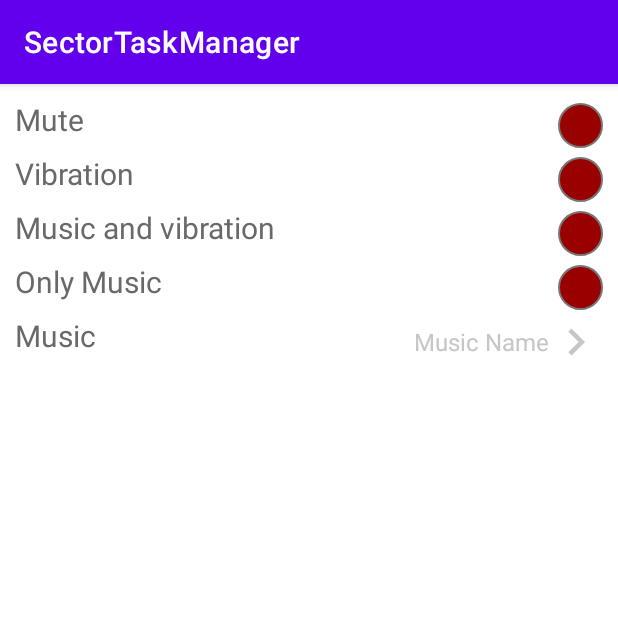
After one commit to HornyPony/SectorTaskManager, an Android app: the ChooseNotificationBehaviourActivity screen opened directly, with no data from a screen before it, on a phone screen of 412 x 824 dp, the top half of it. The commit adds this screen. Run offline under Robolectric (Android 15) with nearby library versions, the phone set to English and light mode, and no system bars.

Commit message:
Сделан экран выбора режима будильника

```diff
--- a/app/build.gradle
+++ b/app/build.gradle
@@ -11,6 +11,7 @@ android {
         targetSdkVersion 30
         versionCode 1
         versionName "1.0"
+        vectorDrawables.useSupportLibrary = true
 
         testInstrumentationRunner "androidx.test.runner.AndroidJUnitRunner"
     }
@@ -29,6 +30,7 @@ dependencies {
     implementation 'androidx.constraintlayout:constraintlayout:2.0.1'
     implementation 'androidx.viewpager2:viewpager2:1.0.0'
     implementation 'com.google.android.material:material:1.2.1'
+    implementation 'androidx.legacy:legacy-support-v4:1.0.0'
     testImplementation 'junit:junit:4.12'
     androidTestImplementation 'androidx.test.ext:junit:1.1.2'
     androidTestImplementation 'androidx.test.espresso:espresso-core:3.3.0'
--- a/app/src/main/java/com/example/sectortaskmanager/AddEventActivity.java
+++ b/app/src/main/java/com/example/sectortaskmanager/AddEventActivity.java
@@ -2,18 +2,30 @@ package com.example.sectortaskmanager;
 
 import androidx.appcompat.app.AppCompatActivity;
 
+import android.content.Intent;
 import android.os.Bundle;
 import android.view.View;
+import android.widget.Button;
 
 import com.google.android.material.floatingactionbutton.FloatingActionButton;
 
 public class AddEventActivity extends AppCompatActivity {
 FloatingActionButton addEventButton;
+Button chooseRingtoneButton;
     @Override
     protected void onCreate(Bundle savedInstanceState) {
         super.onCreate(savedInstanceState);
         setContentView(R.layout.activity_add_event);
+        chooseRingtoneButton = findViewById(R.id.chooseRingtoneButton);
+        chooseRingtoneButton.setOnClickListener(new View.OnClickListener() {
+            @Override
+            public void onClick(View view) {
+                Intent intent = new Intent(AddEventActivity.this, ChooseNotificationBehaviourActivity.class);
+                startActivity(intent);
+            }
+        });
+
+    }
 
 
-    }
 }
--- /dev/null
+++ b/app/src/main/java/com/example/sectortaskmanager/ChooseNotificationBehaviourActivity.java
@@ -0,0 +1,71 @@
+package com.example.sectortaskmanager;
+
+import androidx.appcompat.app.AppCompatActivity;
+import androidx.appcompat.widget.AppCompatCheckBox;
+import androidx.constraintlayout.widget.ConstraintLayout;
+
+import android.content.Intent;
+import android.os.Bundle;
+import android.view.View;
+
+public class ChooseNotificationBehaviourActivity extends AppCompatActivity {
+    AppCompatCheckBox muteCheckBox, vibrationCheckBox, musicAndVibrationCheckBox, musicCheckBox;
+    ConstraintLayout musicNameLayout;
+
+    @Override
+    protected void onCreate(Bundle savedInstanceState) {
+        super.onCreate(savedInstanceState);
+        setContentView(R.layout.activity_choose_notifications_behaviour);
+        muteCheckBox = findViewById(R.id.muteCheckBox);
+        vibrationCheckBox = findViewById(R.id.vibrationCheckBox);
+        musicAndVibrationCheckBox = findViewById(R.id.musicAndVibrationCheckBox);
+        musicCheckBox = findViewById(R.id.musicCheckBox);
+        musicNameLayout = findViewById(R.id.musicNameLayout);
+
+
+        View.OnClickListener onClickListener = new View.OnClickListener() {
+            @Override
+            public void onClick(View view) {
+                chooseElement(view);
+            }
+
+        };
+
+        muteCheckBox.setOnClickListener(onClickListener);
+        vibrationCheckBox.setOnClickListener(onClickListener);
+        musicAndVibrationCheckBox.setOnClickListener(onClickListener);
+        musicCheckBox.setOnClickListener(onClickListener);
+        musicNameLayout.setOnClickListener(onClickListener);
+    }
+
+    private void chooseElement(View view) {
+        switch (view.getId()) {
+            case R.id.muteCheckBox:
+                muteCheckBox.setChecked(true);
+                vibrationCheckBox.setChecked(false);
+                musicAndVibrationCheckBox.setChecked(false);
+                musicCheckBox.setChecked(false);
+                break;
+            case R.id.vibrationCheckBox:
+                muteCheckBox.setChecked(false);
+                vibrationCheckBox.setChecked(true);
+                musicAndVibrationCheckBox.setChecked(false);
+                musicCheckBox.setChecked(false);
+                break;
+            case R.id.musicAndVibrationCheckBox:
+                muteCheckBox.setChecked(false);
+                vibrationCheckBox.setChecked(false);
+                musicAndVibrationCheckBox.setChecked(true);
+                musicCheckBox.setChecked(false);
+                break;
+            case R.id.musicCheckBox:
+                muteCheckBox.setChecked(false);
+                vibrationCheckBox.setChecked(false);
+                musicAndVibrationCheckBox.setChecked(false);
+                musicCheckBox.setChecked(true);
+                break;
+            case R.id.musicNameLayout:
+                startActivity(new Intent(ChooseNotificationBehaviourActivity.this, ChooseSoundActivity.class));
+        }
+    }
+}
--- /dev/null
+++ b/app/src/main/java/com/example/sectortaskmanager/ChooseSoundActivity.java
@@ -0,0 +1,14 @@
+package com.example.sectortaskmanager;
+
+import androidx.appcompat.app.AppCompatActivity;
+
+import android.os.Bundle;
+
+public class ChooseSoundActivity extends AppCompatActivity {
+
+    @Override
+    protected void onCreate(Bundle savedInstanceState) {
+        super.onCreate(savedInstanceState);
+        setContentView(R.layout.activity_choose_sound);
+    }
+}
--- /dev/null
+++ b/app/src/main/res/drawable/checked.xml
@@ -0,0 +1,50 @@
+<?xml version="1.0" encoding="utf-8"?>
+<selector xmlns:android="http://schemas.android.com/apk/res/android">
+    <item android:state_checked="true">
+        <layer-list>
+            <item>
+                <shape android:shape="oval">
+                    <corners android:radius="1dp" />
+                    <stroke
+                        android:width="1dp"
+                        android:color="#777" />
+                    <gradient
+                        android:startColor="#990000"
+                        android:centerColor="#990000"
+                        android:endColor="#990000"
+                        android:angle="270" />
+                    <size
+                        android:width="30dp"
+                        android:height="30dp" />
+                </shape>
+            </item>
+
+            <item
+                android:width="8dp"
+                android:height="2dp"
+                android:top="20dp"
+                android:left="6dp">
+                <rotate
+                    android:fromDegrees="45">
+                    <shape android:shape="rectangle">
+                        <solid android:color="#fff"/>
+                    </shape>
+                </rotate>
+            </item>
+
+            <item
+                android:width="19dp"
+                android:height="2dp"
+                android:top="16dp"
+                android:left="9dp">
+                <rotate
+                    android:fromDegrees="-45">
+                    <shape android:shape="rectangle">
+                        <solid android:color="#fff"/>
+                    </shape>
+                </rotate>
+            </item>
+        </layer-list>
+    </item>
+
+</selector>
--- /dev/null
+++ b/app/src/main/res/drawable/custom_checkbox.xml
@@ -0,0 +1,9 @@
+<?xml version="1.0" encoding="utf-8"?>
+<selector xmlns:android="http://schemas.android.com/apk/res/android" >
+    <item android:state_checked="true"
+        android:drawable="@drawable/checked" />
+    <item android:state_pressed="true"
+        android:drawable="@drawable/checked" />
+    <item android:state_pressed="false"
+        android:drawable="@drawable/unchecked" />
+</selector>
--- /dev/null
+++ b/app/src/main/res/drawable/ic_baseline_check_24.xml
@@ -0,0 +1,5 @@
+<vector android:height="24dp" android:tint="#C6C6C6"
+    android:viewportHeight="24" android:viewportWidth="24"
+    android:width="24dp" xmlns:android="http://schemas.android.com/apk/res/android">
+    <path android:fillColor="@android:color/white" android:pathData="M9,16.17L4.83,12l-1.42,1.41L9,19 21,7l-1.41,-1.41z"/>
+</vector>
--- /dev/null
+++ b/app/src/main/res/drawable/unchecked.xml
@@ -0,0 +1,15 @@
+<?xml version="1.0" encoding="UTF-8"?>
+<shape xmlns:android="http://schemas.android.com/apk/res/android" android:shape="oval">
+    <corners android:radius="1dp" />
+    <stroke
+        android:width="1dp"
+        android:color="#777" />
+    <gradient
+        android:startColor="#990000"
+        android:centerColor="#990000"
+        android:endColor="#990000"
+        android:angle="270" />
+    <size
+        android:width="30dp"
+        android:height="30dp" />
+</shape>
--- a/app/src/main/res/layout/activity_add_event.xml
+++ b/app/src/main/res/layout/activity_add_event.xml
@@ -5,6 +5,7 @@
     android:layout_width="match_parent"
     android:layout_height="match_parent"
     android:orientation="vertical"
+    android:padding="@dimen/layouts_paddings"
     tools:context=".AddEventActivity">
 
     <LinearLayout
@@ -352,4 +353,11 @@
 
     </androidx.constraintlayout.widget.ConstraintLayout>
 
+    <Button
+        android:id="@+id/chooseRingtoneButton"
+        android:layout_width="match_parent"
+        android:layout_height="wrap_content"
+        android:text="Открыть выбор рингтона"
+        />
+
 </LinearLayout>
--- /dev/null
+++ b/app/src/main/res/layout/activity_choose_notifications_behaviour.xml
@@ -0,0 +1,136 @@
+<?xml version="1.0" encoding="utf-8"?>
+<LinearLayout xmlns:android="http://schemas.android.com/apk/res/android"
+    xmlns:app="http://schemas.android.com/apk/res-auto"
+    xmlns:tools="http://schemas.android.com/tools"
+    android:layout_width="match_parent"
+    android:layout_height="match_parent"
+    android:orientation="vertical"
+    android:padding="@dimen/layouts_paddings"
+    android:id="@+id/container"
+    tools:context=".ChooseNotificationBehaviourActivity">
+
+    <RelativeLayout
+        android:layout_width="match_parent"
+        android:layout_height="@dimen/images_add_event">
+
+        <TextView
+            android:layout_width="wrap_content"
+            android:layout_height="match_parent"
+            style="@style/mediumTextView"
+            android:text="@string/text_mute"
+            />
+
+        <androidx.appcompat.widget.AppCompatCheckBox
+            android:id="@+id/muteCheckBox"
+            android:layout_width="30dp"
+            android:layout_height="30dp"
+            android:layout_centerVertical="true"
+            android:button="@drawable/custom_checkbox"
+            android:layout_alignParentEnd="true"
+            />
+    </RelativeLayout>
+
+    <RelativeLayout
+        android:layout_width="match_parent"
+        android:layout_height="@dimen/images_add_event">
+
+        <TextView
+            android:layout_width="wrap_content"
+            android:layout_height="match_parent"
+            style="@style/mediumTextView"
+            android:text="@string/text_vibration"
+            />
+
+        <androidx.appcompat.widget.AppCompatCheckBox
+            android:id="@+id/vibrationCheckBox"
+            android:layout_width="30dp"
+            android:layout_height="30dp"
+            android:layout_centerVertical="true"
+            android:button="@drawable/custom_checkbox"
+            android:layout_alignParentEnd="true"
+            />
+    </RelativeLayout>
+
+    <RelativeLayout
+        android:layout_width="match_parent"
+        android:layout_height="@dimen/images_add_event">
+
+        <TextView
+            android:layout_width="wrap_content"
+            android:layout_height="match_parent"
+            style="@style/mediumTextView"
+            android:text="@string/text_music_and_vibration"
+            />
+
+        <androidx.appcompat.widget.AppCompatCheckBox
+            android:id="@+id/musicAndVibrationCheckBox"
+            android:layout_width="30dp"
+            android:layout_height="30dp"
+            android:layout_centerVertical="true"
+            android:layout_alignParentEnd="true"
+            android:button="@drawable/custom_checkbox" />
+    </RelativeLayout>
+
+    <RelativeLayout
+        android:layout_width="match_parent"
+        android:layout_height="@dimen/images_add_event">
+
+        <TextView
+            android:layout_width="wrap_content"
+            android:layout_height="match_parent"
+            style="@style/mediumTextView"
+            android:text="@string/text_only_music"
+            />
+
+        <androidx.appcompat.widget.AppCompatCheckBox
+            android:id="@+id/musicCheckBox"
+            android:layout_width="30dp"
+            android:layout_height="30dp"
+            android:layout_centerVertical="true"
+            android:button="@drawable/custom_checkbox"
+            android:layout_alignParentEnd="true"
+            />
+    </RelativeLayout>
+
+    <RelativeLayout
+        android:layout_width="match_parent"
+        android:layout_height="@dimen/images_add_event">
+
+        <TextView
+            android:layout_width="wrap_content"
+            android:layout_height="match_parent"
+            style="@style/mediumTextView"
+            android:text="@string/text_music"
+            />
+
+        <androidx.constraintlayout.widget.ConstraintLayout
+            android:id="@+id/musicNameLayout"
+            android:layout_width="wrap_content"
+            android:layout_height="match_parent"
+            android:layout_alignParentEnd="true"
+            android:clickable="true"
+            android:focusable="true">
+
+            <TextView
+                android:id="@+id/reminderBeforeTextView"
+                style="@style/baseTextView"
+                android:layout_width="wrap_content"
+                android:layout_height="match_parent"
+                android:gravity="center"
+                android:text="@string/text_music_name"
+                app:layout_constraintEnd_toStartOf="@+id/musicBeforeArrow"
+                />
+
+            <ImageView
+                android:id="@+id/musicBeforeArrow"
+                android:layout_width="@dimen/images_add_event"
+                android:layout_height="@dimen/images_add_event"
+                android:src="@drawable/ic_baseline_keyboard_arrow_right_24"
+                app:layout_constraintBottom_toBottomOf="parent"
+                app:layout_constraintEnd_toEndOf="parent"
+                app:layout_constraintTop_toTopOf="parent" />
+
+        </androidx.constraintlayout.widget.ConstraintLayout>
+    </RelativeLayout>
+
+</LinearLayout>
--- /dev/null
+++ b/app/src/main/res/layout/activity_choose_sound.xml
@@ -0,0 +1,9 @@
+<?xml version="1.0" encoding="utf-8"?>
+<androidx.constraintlayout.widget.ConstraintLayout xmlns:android="http://schemas.android.com/apk/res/android"
+    xmlns:app="http://schemas.android.com/apk/res-auto"
+    xmlns:tools="http://schemas.android.com/tools"
+    android:layout_width="match_parent"
+    android:layout_height="match_parent"
+    tools:context=".ChooseSoundActivity">
+
+</androidx.constraintlayout.widget.ConstraintLayout>
--- a/app/src/main/res/values/dimens.xml
+++ b/app/src/main/res/values/dimens.xml
@@ -14,4 +14,5 @@
     <dimen name="calendar_icon_margin">25dp</dimen>
     <dimen name="images_add_event">36dp</dimen>
     <dimen name="between_Image_and_text">4dp</dimen>
+    <dimen name="layouts_paddings">10dp</dimen>
 </resources>
--- a/app/src/main/res/values/strings.xml
+++ b/app/src/main/res/values/strings.xml
@@ -14,4 +14,12 @@
     <string name="text_event_sound">Sound</string>
     <string name="melody_name">Default</string>
     <string name="event_start_time">September 7 8:00 am</string>
+    <string name="text_mute">Mute</string>
+    <string name="text_music_and_vibration">Music and vibration</string>
+    <string name="text_vibration">Vibration</string>
+    <string name="text_only_music">Only Music</string>
+    <string name="text_music">Music</string>
+    <string name="text_music_name">Music Name</string>
+    <!-- TODO: Remove or change this placeholder text -->
+    <string name="hello_blank_fragment">Hello blank fragment</string>
 </resources>
```
Also changed, not shown: app/src/main/AndroidManifest.xml (+4 -4 lines).
